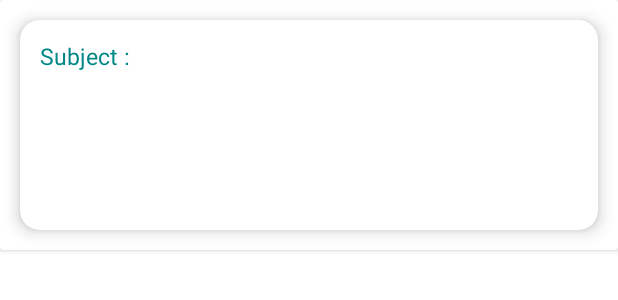
After one commit to harishtaskar/Society-Management-app, an Android app: the layout cm_notice_recycleview.xml on its own in the app's theme, with its tools: preview values and no code run, on a phone screen of 412 x 824 dp. The commit adds this screen. Shown: the top 300 px of the screen. Run offline under Robolectric (Android 15) with nearby library versions, the phone set to English and light mode, and no system bars.

Commit message:
after notice fetching

```diff
--- a/app/build.gradle
+++ b/app/build.gradle
@@ -9,7 +9,7 @@ android {
 
     defaultConfig {
         applicationId "com.example.newgensociety"
-        minSdk 16
+        minSdk 19
         targetSdk 32
         versionCode 1
         versionName "1.0"
@@ -38,6 +38,7 @@ dependencies {
     implementation 'com.google.firebase:firebase-auth:21.1.0'
     implementation 'com.etebarian:meow-bottom-navigation:1.2.0'
     implementation 'com.intuit.sdp:sdp-android:1.1.0'
+    implementation 'com.google.firebase:firebase-firestore:24.1.1'
     testImplementation 'junit:junit:4.13.2'
     androidTestImplementation 'androidx.test.ext:junit:1.1.5'
     androidTestImplementation 'androidx.test.espresso:espresso-core:3.5.1'
--- /dev/null
+++ b/app/src/main/res/layout/cm_notice_recycleview.xml
@@ -0,0 +1,84 @@
+<?xml version="1.0" encoding="utf-8"?>
+<androidx.cardview.widget.CardView xmlns:android="http://schemas.android.com/apk/res/android"
+    android:layout_width="match_parent"
+    android:layout_height="wrap_content"
+    android:id="@+id/Committee_Notice_RecycleView"
+    xmlns:app="http://schemas.android.com/apk/res-auto">
+
+    <androidx.cardview.widget.CardView
+        android:layout_marginTop="@dimen/_20sdp"
+        android:layout_width="match_parent"
+        android:layout_height="wrap_content"
+        app:cardElevation="@dimen/_5sdp"
+        android:layout_margin="@dimen/_10sdp"
+        app:cardCornerRadius="@dimen/_10sdp"
+        >
+    <LinearLayout
+        android:layout_width="match_parent"
+        android:layout_height="wrap_content"
+        android:orientation="vertical"
+        android:layout_margin="@dimen/_10sdp">
+
+        <LinearLayout
+            android:layout_width="wrap_content"
+            android:layout_height="wrap_content"
+            android:orientation="horizontal">
+
+            <TextView
+                android:layout_width="match_parent"
+                android:layout_height="wrap_content"
+                android:textSize="@dimen/_12sdp"
+                android:text="@string/subject"
+                android:textColor="@color/teal_700"
+                >
+            </TextView>
+            <TextView
+                android:id="@+id/Committee_Notice_RecycleView_Subject"
+                android:layout_width="match_parent"
+                android:layout_height="wrap_content"
+                android:textSize="@dimen/_11sdp"
+                android:layout_marginStart="@dimen/_10sdp"
+                android:textColor="@color/black"
+                >
+            </TextView>
+
+        </LinearLayout>
+        <LinearLayout
+            android:layout_width="match_parent"
+            android:layout_height="wrap_content"
+            android:orientation="vertical">
+            <TextView
+                android:id="@+id/Committee_Notice_RecycleView_Notice"
+                android:layout_width="match_parent"
+                android:layout_height="wrap_content"
+                android:padding="@dimen/_5sdp"
+                android:textSize="@dimen/_11sdp"
+                android:layout_marginTop="@dimen/_10sdp"
+                android:textColor="@color/black"
+                >
+            </TextView>
+
+        </LinearLayout>
+
+        <LinearLayout
+            android:layout_width="match_parent"
+            android:layout_height="wrap_content"
+            android:orientation="horizontal">
+            <TextView
+                android:id="@+id/Committee_Notice_RecycleView_CM_name"
+                android:layout_width="match_parent"
+                android:layout_height="wrap_content"
+                android:textAlignment="textEnd"
+                android:padding="@dimen/_5sdp"
+                android:textSize="@dimen/_11sdp"
+                android:layout_marginTop="@dimen/_10sdp"
+                android:textColor="@color/teal_700"
+                >
+            </TextView>
+
+        </LinearLayout>
+
+    </LinearLayout>
+    </androidx.cardview.widget.CardView>
+
+</androidx.cardview.widget.CardView>
--- a/app/src/main/res/values/strings.xml
+++ b/app/src/main/res/values/strings.xml
@@ -12,6 +12,8 @@
     <string name="massage" />
     <string name="Name">Name</string>
     <string name="publish_notice">Publish Notice</string>
+    <string name="subject">Subject :</string>
+    <string name="namew">~</string>
     <string-array name="array_indian_states">
         <item>Select Your State</item>
         <item>Andaman and Nicobar Islands</item>
```
Also changed, not shown: app/src/main/java/com/example/newgensociety/CommitteeM_HomePage.java (+62 -0 lines), app/src/main/java/com/example/newgensociety/Committee_NoticePubllishing_Page.java (+22 -16 lines), app/src/main/java/com/example/newgensociety/Notice.java (added, +38 -0 lines), app/src/main/java/com/example/newgensociety/myRecycleViewAdapter.java (added, +62 -0 lines), app/src/main/res/layout/activity_committee_mhome_page.xml (+5 -4 lines).
